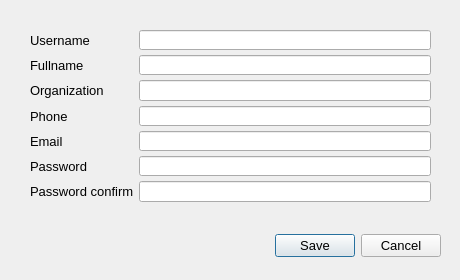
The window that src/uis/new_operator.ui (alubio/pesades) describes before a commit, drawn with Qt 5.
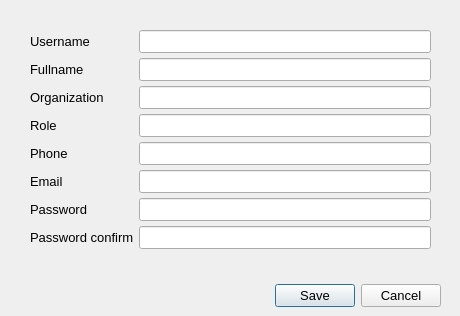
The same window after the commit.

What changed in the file:
```diff
--- a/src/uis/new_operator.ui
+++ b/src/uis/new_operator.ui
@@ -7,7 +7,7 @@
     <x>0</x>
     <y>0</y>
     <width>460</width>
-    <height>280</height>
+    <height>316</height>
    </rect>
   </property>
   <property name="font">
@@ -28,7 +28,7 @@
    <property name="geometry">
     <rect>
      <x>160</x>
-     <y>230</y>
+     <y>280</y>
      <width>281</width>
      <height>31</height>
     </rect>
@@ -57,7 +57,7 @@
      <x>20</x>
      <y>20</y>
      <width>421</width>
-     <height>192</height>
+     <height>244</height>
     </rect>
    </property>
    <property name="font">
@@ -120,7 +120,7 @@
       </property>
      </widget>
     </item>
-    <item row="3" column="0">
+    <item row="4" column="0">
      <widget class="QLabel" name="label_4">
       <property name="font">
        <font>
@@ -132,7 +132,7 @@
       </property>
      </widget>
     </item>
-    <item row="3" column="1">
+    <item row="4" column="1">
      <widget class="QLineEdit" name="Phone">
       <property name="font">
        <font>
@@ -141,7 +141,7 @@
       </property>
      </widget>
     </item>
-    <item row="4" column="0">
+    <item row="5" column="0">
      <widget class="QLabel" name="label_5">
       <property name="font">
        <font>
@@ -153,7 +153,7 @@
       </property>
      </widget>
     </item>
-    <item row="4" column="1">
+    <item row="5" column="1">
      <widget class="QLineEdit" name="Email">
       <property name="font">
        <font>
@@ -162,7 +162,7 @@
       </property>
      </widget>
     </item>
-    <item row="5" column="0">
+    <item row="6" column="0">
      <widget class="QLabel" name="label_6">
       <property name="font">
        <font>
@@ -174,7 +174,7 @@
       </property>
      </widget>
     </item>
-    <item row="5" column="1">
+    <item row="6" column="1">
      <widget class="QLineEdit" name="Password1">
       <property name="font">
        <font>
@@ -186,7 +186,7 @@
       </property>
      </widget>
     </item>
-    <item row="6" column="0">
+    <item row="7" column="0">
      <widget class="QLabel" name="label_7">
       <property name="font">
        <font>
@@ -198,7 +198,7 @@
       </property>
      </widget>
     </item>
-    <item row="6" column="1">
+    <item row="7" column="1">
      <widget class="QLineEdit" name="Password2">
       <property name="font">
        <font>
@@ -219,6 +219,27 @@
       </property>
      </widget>
     </item>
+    <item row="3" column="0">
+     <widget class="QLabel" name="label_8">
+      <property name="font">
+       <font>
+        <pointsize>10</pointsize>
+       </font>
+      </property>
+      <property name="text">
+       <string>Role</string>
+      </property>
+     </widget>
+    </item>
+    <item row="3" column="1">
+     <widget class="QLineEdit" name="Role">
+      <property name="font">
+       <font>
+        <pointsize>10</pointsize>
+       </font>
+      </property>
+     </widget>
+    </item>
    </layout>
   </widget>
  </widget>
```
